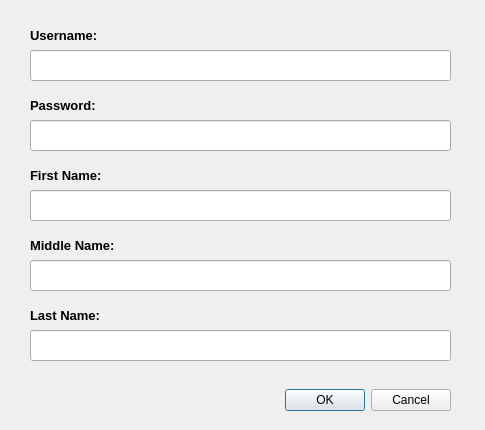
This is newAdminDialog.ui in marcsandiego/SARS-DESKTOP as Qt 5 draws it before an edit. The edited form follows.
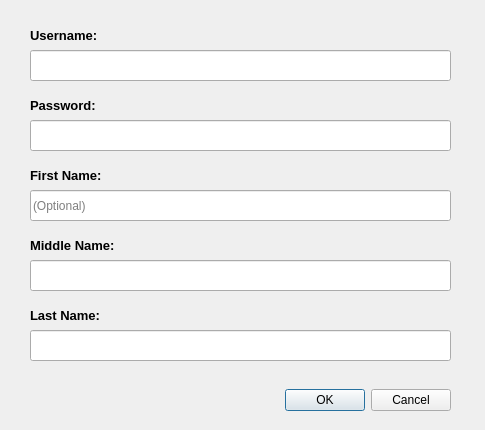
This is the edited form.

```diff
--- a/newAdminDialog.ui
+++ b/newAdminDialog.ui
@@ -127,6 +127,9 @@
      <height>31</height>
     </rect>
    </property>
+   <property name="placeholderText">
+    <string>(Optional)</string>
+   </property>
   </widget>
   <widget class="QLabel" name="middleNameLbl">
    <property name="geometry">
```
Left out of the diff: 76 changed lines with no effect on the pictures.
